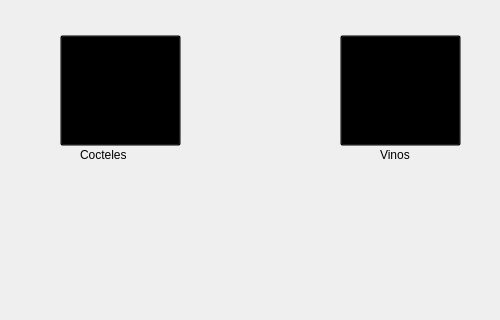
The window that Restaurante/Mesero/principal_mesero.ui (camvaz/restaurante-ihc) describes before a commit, drawn with Qt 5; both pictures show x 210 to 710 and y 165 to 485 of the 900 by 600 pixel window.
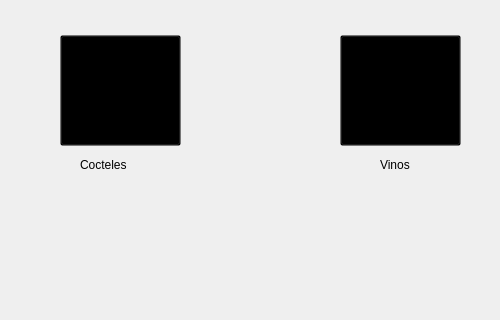
The same window after the commit. The open tabs and pages were chosen to show the change.

What changed in the file:
```diff
--- a/Restaurante/Mesero/principal_mesero.ui
+++ b/Restaurante/Mesero/principal_mesero.ui
@@ -951,7 +951,7 @@
       <property name="geometry">
        <rect>
         <x>160</x>
-        <y>300</y>
+        <y>310</y>
         <width>70</width>
         <height>20</height>
        </rect>
@@ -967,7 +967,7 @@
       <property name="geometry">
        <rect>
         <x>460</x>
-        <y>300</y>
+        <y>310</y>
         <width>40</width>
         <height>20</height>
        </rect>
```
Left out of the diff: 2 changed lines with no effect on the pictures.
